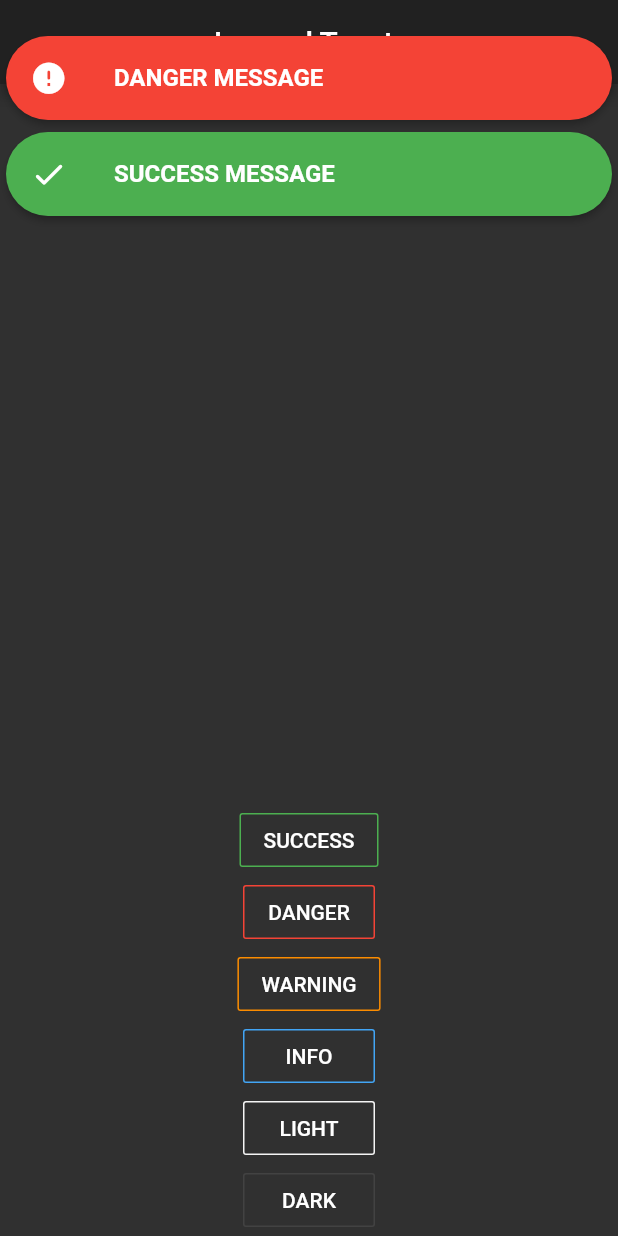
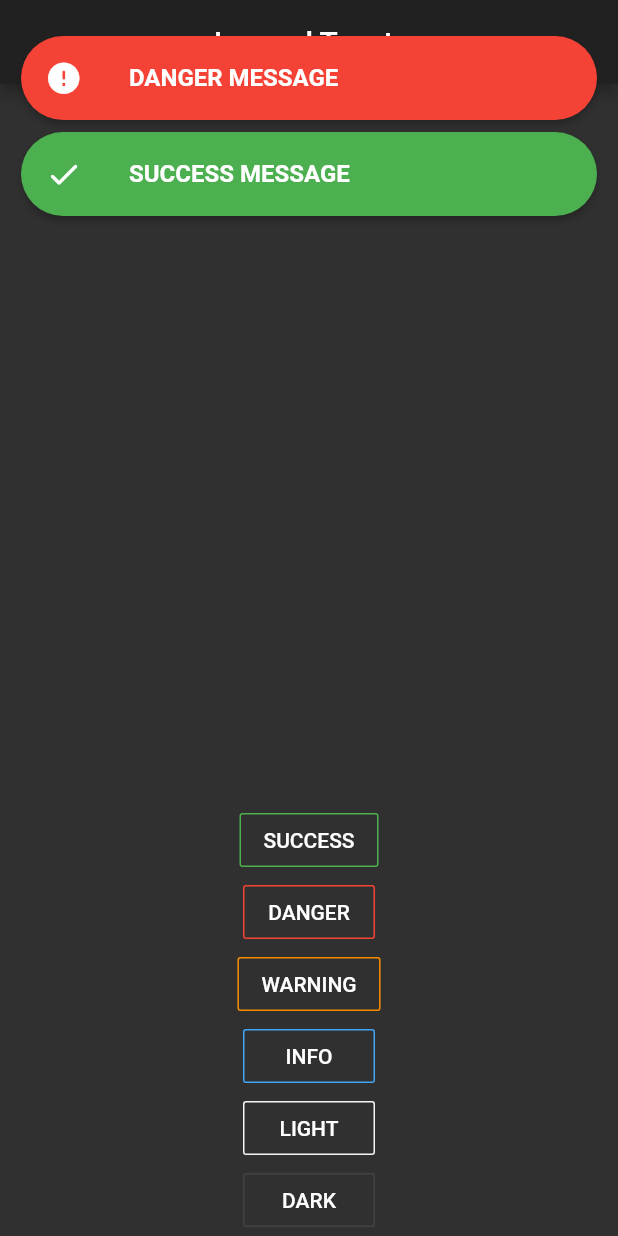
Before and after one commit to ahmeteminkara/legend_toastr, a Flutter app: the screen it shows after launch, after a tap on "SUCCESS", after a tap on "DANGER", on a phone screen of 412 x 824 dp. Run offline on Flutter 3.47's test engine with Material 2 defaults, Android fonts, the phone set to English and light mode, and no system bars.

```diff
--- a/example/lib/main.dart
+++ b/example/lib/main.dart
@@ -39,78 +39,66 @@ class _MyHomePageState extends State<MyHomePage> {
           mainAxisAlignment: MainAxisAlignment.end,
           children: <Widget>[
             OutlineButton(
-                borderSide: BorderSide(
-                    color: LegendToastr.getColor(Style.SUCCESS).bgColor),
+                borderSide: BorderSide(color: LegendToastr.getColor(Style.SUCCESS).bgColor),
                 child: Text("SUCCESS"),
                 onPressed: () {
                   final builder = LegendToastrBuilder(context)
                     ..setMessage("SUCCESS MESSAGE")
                     ..setTheme(Style.SUCCESS)
-                    ..setPadding(EdgeInsets.zero)
                     ..setDuration(durationSecond);
 
                   LegendToastr.show(builder);
                 }),
             OutlineButton(
-                borderSide: BorderSide(
-                    color: LegendToastr.getColor(Style.DANGER).bgColor),
+                borderSide: BorderSide(color: LegendToastr.getColor(Style.DANGER).bgColor),
                 child: Text("DANGER"),
                 onPressed: () {
                   final builder = LegendToastrBuilder(context)
                     ..setMessage("DANGER MESSAGE")
                     ..setTheme(Style.DANGER)
-                    ..setPadding(EdgeInsets.zero)
                     ..setDuration(durationSecond);
 
                   LegendToastr.show(builder);
                 }),
             OutlineButton(
-                borderSide: BorderSide(
-                    color: LegendToastr.getColor(Style.WARNING).bgColor),
+                borderSide: BorderSide(color: LegendToastr.getColor(Style.WARNING).bgColor),
                 child: Text("WARNING"),
                 onPressed: () {
                   final builder = LegendToastrBuilder(context)
                     ..setMessage("WARNING MESSAGE")
                     ..setTheme(Style.WARNING)
-                    ..setPadding(EdgeInsets.zero)
                     ..setDuration(durationSecond);
                   LegendToastr.show(builder);
                 }),
             OutlineButton(
-                borderSide: BorderSide(
-                    color: LegendToastr.getColor(Style.INFO).bgColor),
+                borderSide: BorderSide(color: LegendToastr.getColor(Style.INFO).bgColor),
                 child: Text("INFO"),
                 onPressed: () {
                   final builder = LegendToastrBuilder(context)
                     ..setMessage("INFO MESSAGE")
                     ..setTheme(Style.INFO)
-                    ..setPadding(EdgeInsets.zero)
                     ..setDuration(durationSecond);
 
                   LegendToastr.show(builder);
                 }),
             OutlineButton(
-                borderSide: BorderSide(
-                    color: LegendToastr.getColor(Style.LIGHT).bgColor),
+                borderSide: BorderSide(color: LegendToastr.getColor(Style.LIGHT).bgColor),
                 child: Text("LIGHT"),
                 onPressed: () {
                   final builder = LegendToastrBuilder(context)
                     ..setMessage("LIGHT MESSAGE")
                     ..setTheme(Style.LIGHT)
-                    ..setPadding(EdgeInsets.zero)
                     ..setDuration(durationSecond);
 
                   LegendToastr.show(builder);
                 }),
             OutlineButton(
-                borderSide: BorderSide(
-                    color: LegendToastr.getColor(Style.DARK).bgColor),
+                borderSide: BorderSide(color: LegendToastr.getColor(Style.DARK).bgColor),
                 child: Text("DARK"),
                 onPressed: () {
                   final builder = LegendToastrBuilder(context)
                     ..setMessage("DARK MESSAGE")
                     ..setTheme(Style.DARK)
-                    ..setPadding(EdgeInsets.zero)
                     ..setDuration(durationSecond);
 
                   LegendToastr.show(builder);
--- a/lib/legend_toastr.dart
+++ b/lib/legend_toastr.dart
@@ -13,33 +13,34 @@ class StyleSchema {
 }
 
 class LegendToastr {
+  static Duration get _animDuration => Duration(milliseconds: 400);
   static Map<String, LegendToastrBuilder> _listToastr = Map();
   static OverlayState _overlayState;
   static OverlayEntry _overlayEntry;
 
   static Future<void> show(LegendToastrBuilder builder) async {
     //print(builder.toString());
-    initOverlay(builder);
+    await initOverlay(builder);
 
     final key = DateTime.now().toIso8601String();
 
     _overlayState.setState(() {
       _listToastr[key] = builder;
     });
-    Timer(Duration(milliseconds: 100), () {
+    Timer(Duration(milliseconds: 200), () {
       _overlayState.setState(() => _listToastr[key]._isActive = true);
     });
 
     Timer(Duration(seconds: builder._second), () {
       _overlayState.setState(() => _listToastr[key]._isActive = false);
-      Timer(Duration(milliseconds: 500), () {
+      Timer(_animDuration, () {
         _overlayState.setState(() => _listToastr.remove(key));
       });
 
       print(builder._message + " silindi");
 
       if (_listToastr.isEmpty) {
-        Timer(Duration(milliseconds: 1000), () {
+        Timer(_animDuration, () {
           print("liste boş");
           _overlayEntry.remove();
           _overlayEntry = null;
@@ -60,8 +61,8 @@ class LegendToastr {
 
         return Positioned(
             top: topPadding,
-            left: builder._padding.left,
-            right: builder._padding.right,
+            left: 0,
+            right: 0,
             child: Column(
               children: generatorMessageBox,
             ));
@@ -75,12 +76,29 @@ class LegendToastr {
     List<Widget> list = [];
 
     _listToastr.forEach((key, builder) {
+      double padding = 0;
+      double width = MediaQuery.of(builder.context).size.width;
+      final orientation = MediaQuery.of(builder.context).orientation;
+
+      bool isTablet = MediaQuery.of(builder.context).size.shortestSide > 600;
+
+      if (isTablet) {
+        padding = width * 0.3;
+      } else {
+        if (orientation == Orientation.portrait) {
+          padding = 10;
+        } else {
+          padding = width * 0.1;
+        }
+      }
+
       StyleSchema style = getColor(builder._theme);
       list.add(AnimatedOpacity(
         opacity: builder._isActive ? 1 : 0,
-        duration: Duration(milliseconds: 300),
+        duration: _animDuration,
         child: AnimatedContainer(
-          duration: Duration(milliseconds: 100),
+          duration: _animDuration,
+          padding: EdgeInsets.symmetric(horizontal: builder._isActive ? (padding + 0) : (padding + 40)),
           child: Card(
             shape: RoundedRectangleBorder(
               borderRadius: BorderRadius.circular(50),
@@ -89,11 +107,7 @@ class LegendToastr {
             color: style.bgColor,
             child: ListTile(
               leading: Icon(style.iconData, size: 25, color: style.textColor),
-              title: Text(builder._message,
-                  style: TextStyle(
-                      color: style.textColor,
-                      fontWeight: FontWeight.w700,
-                      fontSize: 16)),
+              title: Text(builder._message, style: TextStyle(color: style.textColor, fontWeight: FontWeight.w700, fontSize: 16)),
             ),
           ),
         ),
@@ -161,7 +175,6 @@ class LegendToastrBuilder {
   final BuildContext context;
   String _message;
   int _second = 5;
-  EdgeInsets _padding = EdgeInsets.all(20);
   Style _theme = Style.INFO;
   bool _isActive = false;
 
@@ -170,7 +183,6 @@ class LegendToastrBuilder {
   setMessage(String message) => this._message = message;
   setDuration(int second) => this._second = second;
   setTheme(Style theme) => this._theme = theme;
-  setPadding(EdgeInsets edgeInsets) => this._padding = edgeInsets;
 
   @override
   String toString() {
```
